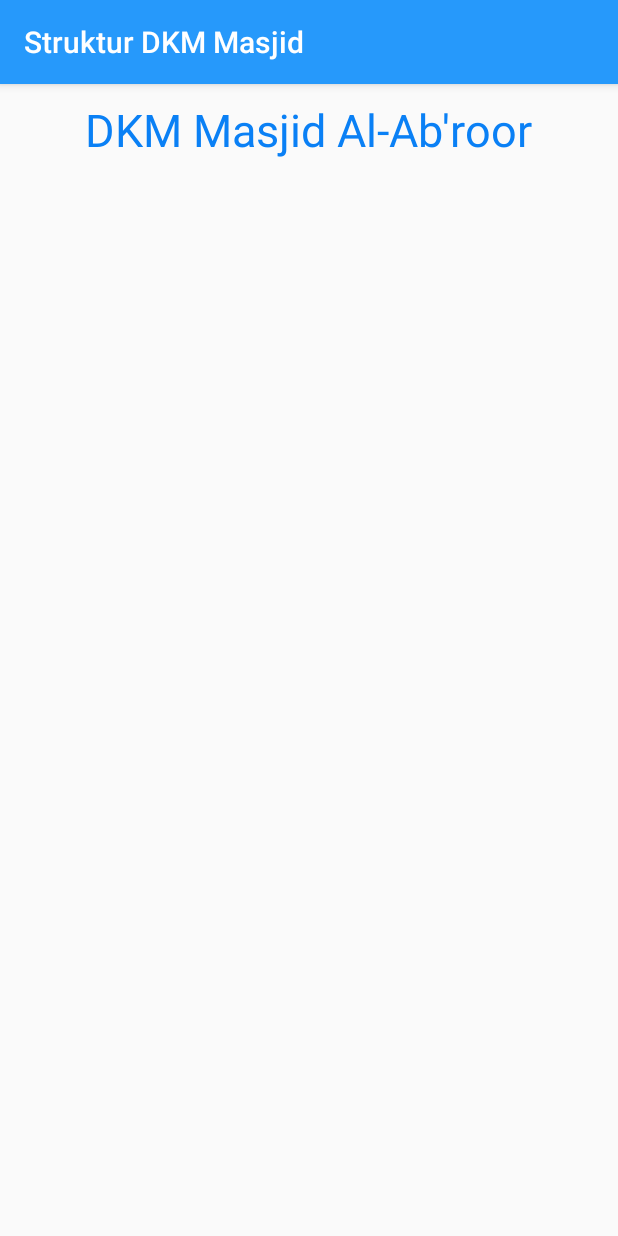
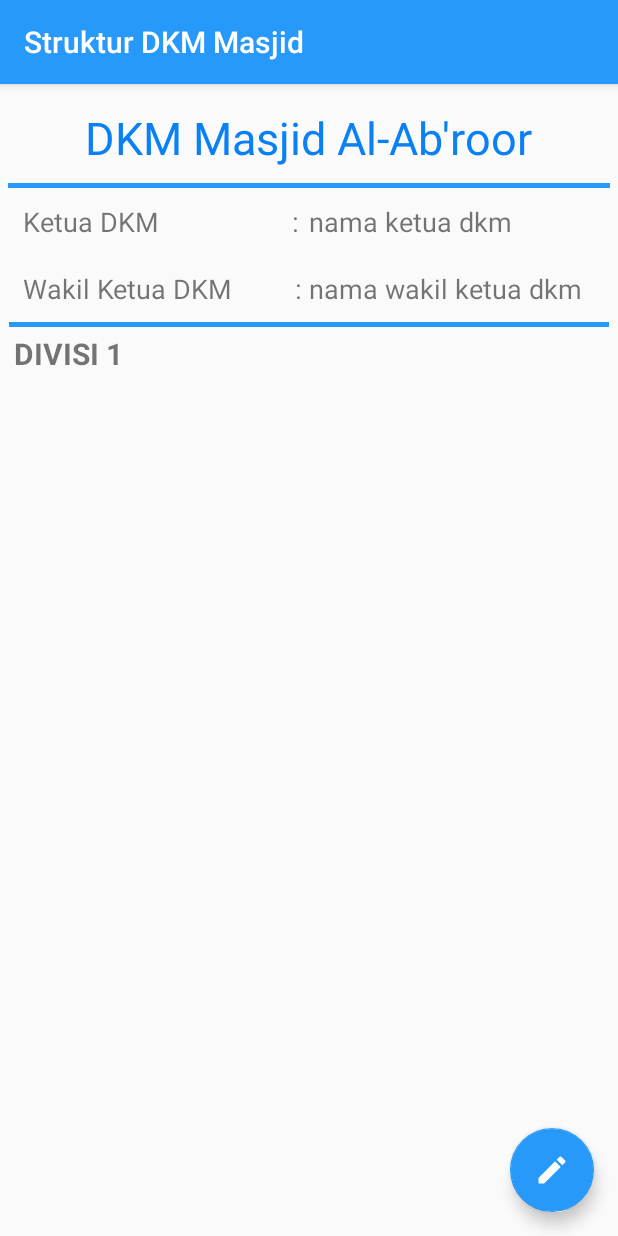
Before and after one commit to fahmitaufiqr/AlAbroorMobile, an Android app: the StrukturDkmActivity screen opened directly, with no data from a screen before it, on a phone screen of 412 x 824 dp. Run offline under Robolectric (Android 15) with nearby library versions, the phone set to English and light mode, and no system bars.

Commit message:
crud done

```diff
--- a/app/src/main/res/layout/activity_struktur_dkm.xml
+++ b/app/src/main/res/layout/activity_struktur_dkm.xml
@@ -1,11 +1,17 @@
-<LinearLayout xmlns:android="http://schemas.android.com/apk/res/android"
+<RelativeLayout xmlns:app="http://schemas.android.com/apk/res-auto"
+    android:id="@+id/rl_jadwal_pengajian"
+    xmlns:android="http://schemas.android.com/apk/res/android"
     xmlns:tools="http://schemas.android.com/tools"
     android:layout_width="match_parent"
     android:layout_height="match_parent"
-    xmlns:app="http://schemas.android.com/apk/res-auto"
-    tools:context=".activity.StrukturDkmActivity"
+    tools:context=".activity.StrukturDkmActivity">
+
+    <LinearLayout
+        android:layout_width="match_parent"
+        android:layout_height="match_parent"
         android:orientation="vertical"
-    android:layout_centerHorizontal="true">
+        android:layout_centerHorizontal="true"
+        android:layout_margin="5dp">
 
 
         <TextView
@@ -17,6 +23,77 @@
             android:layout_marginTop="30dp"
             android:layout_margin="10dp"
             android:layout_gravity="center_horizontal"/>
+        <View
+            android:layout_width="match_parent"
+            android:layout_height="3dp"
+            android:background="@color/colorPrimary"/>
 
+        <!--KETUA-->
+        <LinearLayout
+            android:layout_width="match_parent"
+            android:layout_height="wrap_content"
+            android:padding="10dp"
+            android:orientation="horizontal">
 
+            <TextView
+                android:layout_width="0dp"
+                android:layout_weight="1"
+                android:layout_height="wrap_content"
+                android:text="Ketua DKM                   : "
+                android:textSize="18sp" />
+            <TextView
+                android:id="@+id/nama_ketua_view"
+                android:layout_width="0dp"
+                android:layout_weight="1"
+                android:layout_height="wrap_content"
+                android:text="nama ketua dkm"
+                android:textSize="18sp" />
         </LinearLayout>
+
+        <!--WAKIL-->
+        <LinearLayout
+            android:layout_width="match_parent"
+            android:layout_height="wrap_content"
+            android:padding="10dp"
+            android:orientation="horizontal">
+
+            <TextView
+                android:layout_width="0dp"
+                android:layout_weight="1"
+                android:layout_height="wrap_content"
+                android:text="Wakil Ketua DKM         : "
+                android:textSize="18sp" />
+            <TextView
+                android:id="@+id/nama_wakil_view"
+                android:layout_width="0dp"
+                android:layout_weight="1"
+                android:layout_height="wrap_content"
+                android:text="nama wakil ketua dkm"
+                android:textSize="18sp" />
+        </LinearLayout>
+
+        <View
+            android:layout_width="400dp"
+            android:layout_gravity="center_horizontal"
+            android:layout_height="3dp"
+            android:background="@color/colorPrimary"/>
+
+        <TextView
+            android:layout_width="wrap_content"
+            android:layout_height="wrap_content"
+            android:textSize="20sp"
+            android:layout_margin="4dp"
+            android:text="DIVISI 1"
+            android:textStyle="bold"/>
+    </LinearLayout>
+    <android.support.design.widget.FloatingActionButton
+        android:id="@+id/fab_edit_dkm"
+        android:layout_width="wrap_content"
+        android:layout_height="wrap_content"
+        android:layout_alignParentBottom="true"
+        android:layout_alignParentRight="true"
+        android:layout_margin="@dimen/fab_margin"
+        app:srcCompat="@drawable/ic_edit"
+        app:backgroundTint="@color/colorPrimary"
+        app:fabSize="normal"/>
+</RelativeLayout>
```
Lines whose indentation alone changed are shown as unchanged.
